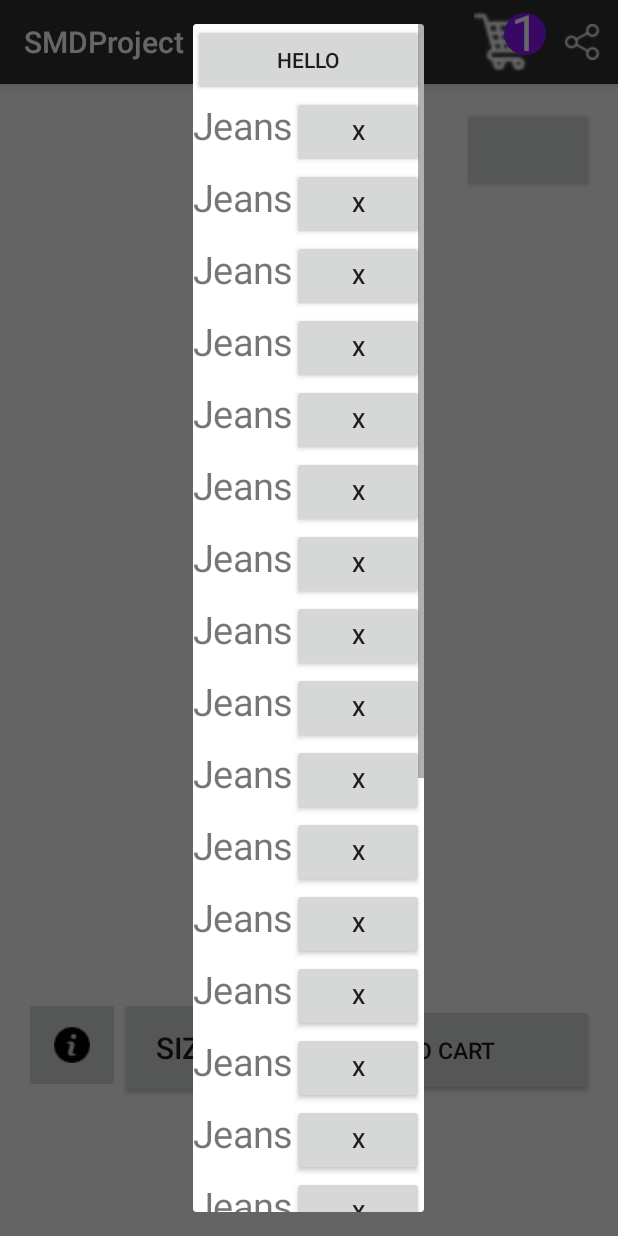
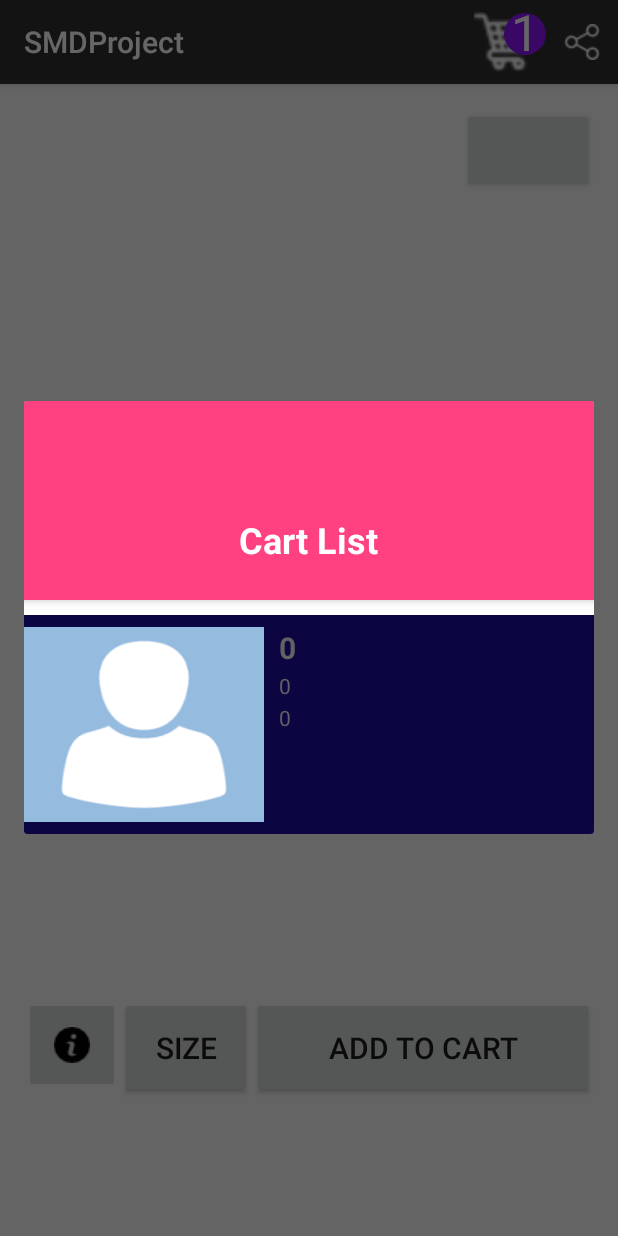
Before and after one commit to HussainHaider/Manwa, an Android app: the Show_items screen opened directly, with no data from a screen before it, after a tap on an icon or button, on a phone screen of 412 x 824 dp. Run offline under Robolectric (Android 15) with nearby library versions, the phone set to English and light mode, and no system bars; libraries missing offline, so code that uses them is left out: com.github.ivbaranov.mfb; plain views replace MaterialFavoriteButton; 6 statements that could not run were skipped; 3 other taps on this screen came first.

Commit message:
9th  Commit

```diff
--- a/app/src/main/java/com/example/hp/smdproject/Categories.java
+++ b/app/src/main/java/com/example/hp/smdproject/Categories.java
@@ -76,6 +76,7 @@ public class Categories extends AppCompatActivity {
 
         final ImageButton imgb = (ImageButton) findViewById(R.id.user_profile_photo);
         final ImageView imgp = (ImageView) findViewById(R.id.header_cover_image);
+
 
 //        setSupportActionBar(myToolbar);
         gridview = (GridView) findViewById(R.id.customgrid);
--- a/app/src/main/java/com/example/hp/smdproject/DataBaseAdpter.java
+++ b/app/src/main/java/com/example/hp/smdproject/DataBaseAdpter.java
@@ -227,6 +227,60 @@ public class DataBaseAdpter {
         return idcheck;
     }
 
+    public long inserttable11(String id1,String id2)
+    {
+        Log.d("checking","Value1");
+        SQLiteDatabase db=Helper.getWritableDatabase();
+        Log.d("checking","Value2");
+        ContentValues value=new ContentValues();
+        value.put(ShopHelper.pid,id1);
+        value.put(ShopHelper.uid,id2);
+        Log.d("checking","Value");
+        idcheck=db.insert(ShopHelper.TABLE_NAME11,null,value);
+        Log.d("checking","ID");
+        return idcheck;
+    }
+
+    public Productdetailclass getitem(String id)
+    {
+        Productdetailclass pr=new Productdetailclass();
+        SQLiteDatabase db=Helper.getWritableDatabase();
+        String query = "SELECT * FROM " + ShopHelper.TABLE_NAME5+ " where "+ShopHelper.PDid+"=?" ;
+
+        String[] params = new String[]{ id };
+        Cursor c=db.rawQuery(query,params);
+
+        Log.d("checking","Query");
+        while (c.moveToNext())
+        {
+            pr.PID= Integer.parseInt( c.getString(c.getColumnIndex(ShopHelper.PDid)));
+            pr.Size=  Integer.parseInt(c.getString(c.getColumnIndex(ShopHelper.Size)));
+            pr.Description=  c.getString(c.getColumnIndex(ShopHelper.Descrption));
+            pr.Price= Integer.parseInt( c.getString(c.getColumnIndex(ShopHelper.Price)));
+
+        }
+        return pr;
+    }
+
+    public ArrayList<Productdetailclass> getCartList(String id1)
+    {
+        ArrayList<Productdetailclass> list = new ArrayList<>();
+
+        SQLiteDatabase db=Helper.getWritableDatabase();
+        Log.d("checking","columns");
+        String query = "SELECT * FROM " + ShopHelper.TABLE_NAME11+ " WHERE "+ShopHelper.uid+"=?" ;
+        //  db.execSQL("delete from "+ ShopHelper.TABLE_NAME11);
+        String[] params = new String[]{ id1 };
+        Cursor c=db.rawQuery(query,params);
+        Log.d("checking","Query");
+        while (c.moveToNext())
+        {
+            list.add(getitem( c.getString(c.getColumnIndex("pid"))));
+
+        }
+        return list;
+    }
+
 
 
 
@@ -244,6 +298,7 @@ public class DataBaseAdpter {
         private static final String TABLE_NAME8 = "Gold_User";
         private static final String TABLE_NAME9 = "Premium_User";
         private static final String TABLE_NAME10 = "Special_offer";
+        private static final String TABLE_NAME11 = "Cart";
         private static final int DATABASE_VERSION = 7;
         //Table 1 attribute
         private static final String KEY_IMAGE1 = "Photo";
@@ -283,6 +338,9 @@ public class DataBaseAdpter {
         //Table 10 attribute
         private static final String OfferID = "ID_";
         private static final String Discount = "discount";
+        //Table 11 attribute
+        private static final String uid = "uid";
+        private static final String pid = "pid";
 
 
         public ShopHelper(Context context) {
@@ -415,7 +473,16 @@ public class DataBaseAdpter {
                 Log.d("check for something", "getting error10");
             }
             //---------------------------------------------------------------------------------------------------------------
-
+            String query11 = "CREATE TABLE " + TABLE_NAME11 + " ( " + pid + " INTEGER ," + uid +
+                    " INTEGER, FOREIGN KEY (" + uid + ") REFERENCES " +
+                    TABLE_NAME1 + "(" + UID + ") , FOREIGN KEY (" + pid + ") REFERENCES " + TABLE_NAME2 + "(" + PID + "));";
+            Log.d("checking", query11);
+            try {
+                db.execSQL(query11);
+                Log.d("check for something", "getting done with query4");
+            } catch (SQLException e) {
+                Log.d("check for something", "getting error4");
+            }
 
         }
 
@@ -517,11 +584,21 @@ public class DataBaseAdpter {
             try {
                 db.execSQL(query20);
                 Log.d("check for something", "getting done with query20");
-                onCreate(db);
+               // onCreate(db);
             } catch (SQLException e) {
                 Log.d("check for something", "getting error with query20");
             }
             //---------------------------------------------------------------------------------------------------------------
+            String query21 = "DROP TABLE IF EXISTS " + TABLE_NAME11;
+            try {
+                db.execSQL(query21);
+                Log.d("check for something", "getting done with query20");
+                  onCreate(db);
+            } catch (SQLException e) {
+                Log.d("check for something", "getting error with query20");
+            }
+
+            Log.d("check for updation", "yes it is obtain");
 
 
             Log.d("check for updation", "yes it is obtain");
--- a/app/src/main/java/com/example/hp/smdproject/Show_items.java
+++ b/app/src/main/java/com/example/hp/smdproject/Show_items.java
@@ -14,15 +14,17 @@ import android.view.Menu;
 import android.view.MenuItem;
 import android.view.View;
 import android.view.Window;
+import android.widget.AdapterView;
 import android.widget.Button;
 import android.widget.ImageButton;
 import android.widget.ImageView;
 import android.widget.LinearLayout;
+import android.widget.ListView;
 import android.widget.RelativeLayout;
-import android.widget.ScrollView;
 import android.widget.Spinner;
 import android.widget.TextView;
 import android.widget.Toast;
+import android.app.AlertDialog;
 
 import com.github.ivbaranov.mfb.MaterialFavoriteButton;
 
@@ -107,32 +109,6 @@ public class Show_items extends AppCompatActivity {
 
 
 
-/*        T=(TextView)findViewById(R.id.size);
-        dropdown = (Spinner)findViewById(R.id.spin);
-        ArrayAdapter<String> adapter = new ArrayAdapter<String>(this, android.R.layout.simple_spinner_dropdown_item, items);
-        dropdown.setAdapter(adapter);
-        dropdown.setOnItemSelectedListener(new AdapterView.OnItemSelectedListener() {
-            @Override
-            public void onItemSelected(AdapterView<?> adapter, View v, int position, long id) {
-                // On selecting a spinner item
-                //String Text  = adapter.getItemAtPosition(position).toString();
-                String Text = dropdown.getSelectedItem().toString();
-                Log.d("String is:",Text);
-                if(Text.matches("") || Text.matches("Size")){
-                    //conditions accordingly
-                    return;
-                }
-                else
-                    T.setText(Text);
-
-            }
-            @Override
-            public void onNothingSelected(AdapterView<?> arg0) {
-                T.setText("Size");
-            }
-        });*/
-//        new LoadAllProductName().execute();
-
 
     }
 
@@ -187,8 +163,10 @@ public class Show_items extends AppCompatActivity {
 
                 Log.d("Hello", "world1");
                 String numberAsString2 = Integer.toString(count);
-                //              tv.setText(numberAsString2);
                 R1.setTitleText(numberAsString2);
+                long c=Helper.inserttable11(item_id,"4");
+                Toast.makeText(getApplicationContext(), "Infromation  "+c, Toast.LENGTH_SHORT)
+                        .show();
 
             }
         });
@@ -198,64 +176,31 @@ public class Show_items extends AppCompatActivity {
             public void onClick(View v) {
 //                count++;
 
-                Log.d("Hello", "world4");
-                //  final Dialog mDateTimeDialog = new Dialog(getApplicationContext());
-                // Inflate the root layout
-                final Dialog CartDialog = new Dialog(Show_items.this);
+                ArrayList<Productdetailclass> list2=Helper.getCartList("4");
+                AlertDialog.Builder mBuilder = new AlertDialog.Builder(Show_items.this);
+                View mView = getLayoutInflater().inflate(R.layout.material_design_profile_screen_xml_ui_design, null);
 
+                final TextView name = (TextView) mView.findViewById(R.id.user_profile_name);
+                name.setText("Cart List");
 
-                CartDialog.setTitle("Cart Products");
+                final ListView list = (ListView) mView.findViewById(R.id.listnumbers);
 
+                cart_custom_adapter adapter = new
+                        cart_custom_adapter(Show_items.this, list2);
 
-                final LinearLayout CartDialogView = (LinearLayout) getLayoutInflater().inflate(R.layout.cart_layout, null);
+                list.setAdapter(adapter);
 
-                android.widget.Button B = new Button(Show_items.this);
-                B.setText("Hello");
-                B.setLayoutParams(new LinearLayout.LayoutParams(LinearLayout.LayoutParams.MATCH_PARENT, LinearLayout.LayoutParams.WRAP_CONTENT));
-                CartDialogView.addView(B);
+                list.setOnItemClickListener(new AdapterView.OnItemClickListener() {
+                    @Override
+                    public void onItemClick(AdapterView<?> adapter, View v, int position,
+                                            long arg3) {
 
-                ScrollView S = new ScrollView(Show_items.this);
-                S.setLayoutParams(new LinearLayout.LayoutParams(LinearLayout.LayoutParams.MATCH_PARENT, LinearLayout.LayoutParams.WRAP_CONTENT));
+                    }
+                });
 
-                //Testing
-                for (int i = 0; i < 25; i++) {
-
-
-                    LinearLayout L = new LinearLayout(Show_items.this);
-                    L.setLayoutParams(new LinearLayout.LayoutParams(LinearLayout.LayoutParams.MATCH_PARENT, LinearLayout.LayoutParams.WRAP_CONTENT));
-                    L.setOrientation(LinearLayout.HORIZONTAL);
-
-
-                    TextView T = new TextView(Show_items.this);
-                    T.setLayoutParams(new LinearLayout.LayoutParams(LinearLayout.LayoutParams.WRAP_CONTENT, LinearLayout.LayoutParams.WRAP_CONTENT));
-                    T.setText("Jeans");
-                    T.setTextSize(25);
-                    L.addView(T);
-
-                    Button B1 = new Button(Show_items.this);
-                    B1.setText("X");
-                    B1.setLayoutParams(new LinearLayout.LayoutParams(LinearLayout.LayoutParams.WRAP_CONTENT, LinearLayout.LayoutParams.WRAP_CONTENT));
-                    B1.setOnClickListener(new View.OnClickListener() {
-                        @Override
-                        public void onClick(View v) {
-                            Toast toast = Toast.makeText(getApplicationContext(), "clicking" + v.getId(), Toast.LENGTH_LONG);
-                            toast.show();
-                            D = (LinearLayout) v.getParent();
-                            CartDialogView.removeView(D);
-
-                        }
-                    });
-                    L.addView(B1);
-                    CartDialogView.addView(L);
-
-                }
-                S.addView(CartDialogView);
-
-
-                CartDialog.requestWindowFeature(Window.FEATURE_SWIPE_TO_DISMISS);
-                CartDialog.setContentView(S);
-
-                CartDialog.show();
+                mBuilder.setView(mView);
+                final AlertDialog dialog = mBuilder.create();
+                dialog.show();
             }
         });
 
@@ -273,53 +218,6 @@ public class Show_items extends AppCompatActivity {
         //noinspection SimplifiableIfStatement
         if (id == R.id.action_add) {
             Log.d("Menu", "World1");
-//            final Dialog mDateTimeDialog = new Dialog(this);
-//            // Inflate the root layout
-//
-//            final LinearLayout mDateTimeDialogView = (LinearLayout) getLayoutInflater().inflate(R.layout.cart_layout, null);
-//
-//            android.widget.Button B=new Button(getApplicationContext());
-//            B.setText("Hello");
-//            B.setId(id);
-//            B.setLayoutParams(new LinearLayout.LayoutParams(LinearLayout.LayoutParams.MATCH_PARENT,LinearLayout.LayoutParams.WRAP_CONTENT));
-//            mDateTimeDialogView.addView(B);
-//
-//
-//            ((Button) mDateTimeDialogView.findViewById(R.id.SetDateTime)).setOnClickListener(new View.OnClickListener() {
-//                public void onClick(View v) {
-//                    Log.d("Start your","work1");
-//                    mDateTimeDialog.dismiss();
-//                }
-//            });
-//
-//
-//            ((Button) mDateTimeDialogView.findViewById(R.id.CancelDialog)).setOnClickListener(new View.OnClickListener() {
-//                public void onClick(View v) {
-//                    // TODO Auto-generated method stub
-//                    Log.d("Start your","work2");
-//                    mDateTimeDialog.cancel();
-//                }
-//            });
-//
-//            // Reset Date and Time pickers when the "Reset" button is clicked
-//
-//            ((Button) mDateTimeDialogView.findViewById(R.id.ResetDateTime)).setOnClickListener(new View.OnClickListener() {
-//
-//                public void onClick(View v) {
-//                    // TODO Auto-generated method stub
-//                    Log.d("Start your","work3");
-//                }
-//            });
-//
-//            // Setup TimePicker
-//            // No title on the dialog window
-//            mDateTimeDialog.requestWindowFeature(Window.FEATURE_NO_TITLE);
-//            // Set the dialog content view
-//            mDateTimeDialog.setContentView(mDateTimeDialogView);
-//
-//
-//            mDateTimeDialog.show();
-//
 
             return true;
         }
@@ -387,27 +285,7 @@ public class Show_items extends AppCompatActivity {
                 mBottomSheetDialog.dismiss();
             }
         });
-//        txtDetail.setOnClickListener(new View.OnClickListener() {
-//            @Override
-//            public void onClick(View v) {
-//                Toast.makeText(Show_items.this,"Clicked Detail",Toast.LENGTH_SHORT).show();
-//                mBottomSheetDialog.dismiss();
-//            }
-//        });
-//        txtOpen.setOnClickListener(new View.OnClickListener() {
-//            @Override
-//            public void onClick(View v) {
-//                Toast.makeText(Show_items.this,"Clicked Open",Toast.LENGTH_SHORT).show();
-//                mBottomSheetDialog.dismiss();
-//            }
-//        });
-//        txtUninstall.setOnClickListener(new View.OnClickListener() {
-//            @Override
-//            public void onClick(View v) {
-//                Toast.makeText(Show_items.this,"Clicked Uninstall",Toast.LENGTH_SHORT).show();
-//                mBottomSheetDialog.dismiss();
-//            }
-//        });
+
 
     }
 
--- a/app/src/main/java/com/example/hp/smdproject/User.java
+++ b/app/src/main/java/com/example/hp/smdproject/User.java
@@ -6,7 +6,7 @@ import android.util.Log;
  * Created by shoib on 4/15/2017.
  */
 
-public class User {
+public class User implements java.io.Serializable {
     int ID;
     String Password;
     String Name;
--- /dev/null
+++ b/app/src/main/java/com/example/hp/smdproject/cart_custom_adapter.java
@@ -0,0 +1,66 @@
+package com.example.hp.smdproject;
+
+import android.app.Activity;
+import android.view.LayoutInflater;
+import android.view.View;
+import android.view.ViewGroup;
+import android.widget.ArrayAdapter;
+import android.widget.ImageView;
+import android.widget.TextView;
+
+import java.util.ArrayList;
+
+/**
+ * Created by shoib on 4/15/2017.
+ */
+
+public class cart_custom_adapter extends ArrayAdapter<Productdetailclass> {
+
+    private final Activity context;
+    ArrayList<Productdetailclass> p;
+    private LayoutInflater inflater;
+
+    public cart_custom_adapter(Activity context,
+                               ArrayList<Productdetailclass> list) {
+        super(context, 0,list);
+        this.context = context;
+        this.p = list;
+        inflater = (LayoutInflater) context.getSystemService(context.LAYOUT_INFLATER_SERVICE);
+
+
+    }
+    public ArrayList<Productdetailclass> getFilteredNotes() {
+        return p;
+    }
+    public Productdetailclass getItem(int position)
+    {
+        return p.get(position);
+    }
+    public int getCount()
+    {
+        return p.size();
+    }
+
+    @Override
+    public View getView(int position, View view, ViewGroup parent) {
+
+
+        if(view == null)
+        {
+            view = inflater.inflate(R.layout.cart_custom_listview, null);
+        }
+
+
+        TextView txtTitle = (TextView) view.findViewById(R.id.txt);
+        txtTitle.setText(Integer.toString( p.get(position).PID));
+
+        TextView txtTitle1 = (TextView) view.findViewById(R.id.size);
+         txtTitle1.setText(Integer.toString( p.get(position).Size));
+        TextView txtTitle2 = (TextView) view.findViewById(R.id.price);
+        txtTitle2.setText(Integer.toString( p.get(position).Price));
+
+        ImageView imageView = (ImageView) view.findViewById(R.id.img);
+        imageView.setImageResource(R.drawable.images);
+        return view;
+    }
+}
--- a/app/src/main/res/layout/activity_show_items.xml
+++ b/app/src/main/res/layout/activity_show_items.xml
@@ -67,7 +67,7 @@
             android:padding="20dp"
             android:id="@+id/addtocart"
             android:text="Add to cart"
-            android:textSize="15sp" />
+            android:textSize="20sp" />
 
     </LinearLayout>
 
--- /dev/null
+++ b/app/src/main/res/layout/material_design_profile_screen_xml_ui_design.xml
@@ -0,0 +1,58 @@
+<?xml version="1.0" encoding="utf-8"?>
+<!--<ScrollView xmlns:android="http://schemas.android.com/apk/res/android"
+    android:layout_width="match_parent"
+    android:layout_height="match_parent">-->
+
+    <RelativeLayout xmlns:android="http://schemas.android.com/apk/res/android"
+        android:layout_width="match_parent"
+        android:layout_height="match_parent"
+    >
+
+
+        <RelativeLayout
+            android:id="@+id/profile_layout"
+            android:layout_width="match_parent"
+            android:layout_height="wrap_content"
+            android:layout_below="@+id/header_cover_image"
+            android:background="@color/colorAccent"
+            android:elevation="4dp"
+            android:paddingBottom="24dp">
+
+            <TextView
+                android:id="@+id/user_profile_name"
+                android:layout_width="wrap_content"
+                android:layout_height="wrap_content"
+                android:layout_centerHorizontal="true"
+                android:layout_marginTop="76dp"
+                android:text="Viral Android"
+                android:textColor="#fff"
+                android:textSize="24sp"
+                android:textStyle="bold" />
+
+
+        </RelativeLayout>
+
+
+
+
+        <LinearLayout
+            android:layout_width="fill_parent"
+            android:layout_height="wrap_content"
+            android:layout_below="@+id/profile_layout"
+            android:layout_marginTop="2dp"
+            android:orientation="vertical">
+            <ListView
+                android:id="@+id/listnumbers"
+                android:layout_width="match_parent"
+                android:layout_height="match_parent"
+                >
+            </ListView>
+
+
+        </LinearLayout>
+
+
+    </RelativeLayout>
+
+<!--
+</ScrollView>-->
```
Also changed, not shown: app/src/main/java/com/example/hp/smdproject/SignIn.java (+12 -1 lines), app/src/main/java/com/example/hp/smdproject/userProfile.java (+23 -127 lines), app/src/main/res/layout/cart_custom_listview.xml (+1 -13 lines).
